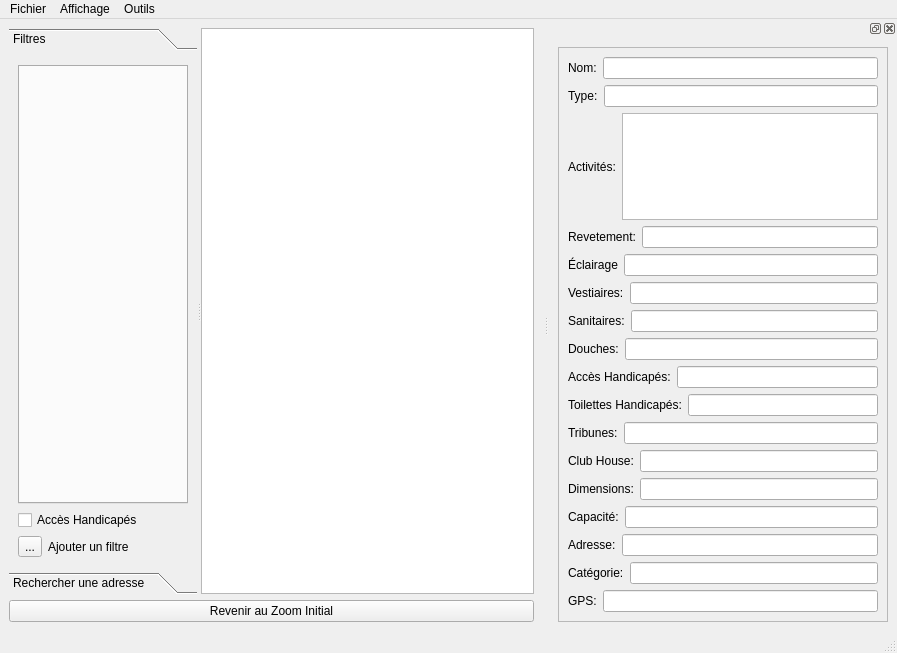
Fabien-B/Projet-Python, file interface.ui: the form before one commit.
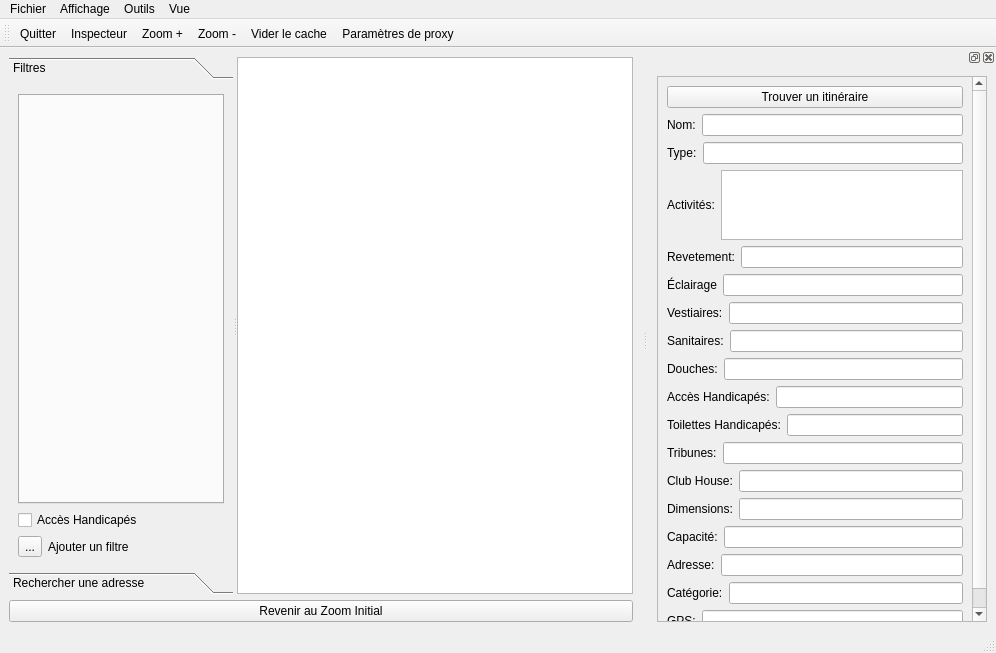
The form after the commit. Icons and pictures are not drawn. Custom widgets are drawn as their Qt base class.

Commit message: Ajout d'une toolbar avec des icones comme racourcis des actions du menu

The edit to the form file:
```diff
--- a/interface.ui
+++ b/interface.ui
@@ -6,7 +6,7 @@
    <rect>
     <x>0</x>
     <y>0</y>
-    <width>897</width>
+    <width>996</width>
     <height>653</height>
    </rect>
   </property>
@@ -35,8 +35,8 @@
          <rect>
           <x>0</x>
           <y>0</y>
-          <width>199</width>
-          <height>493</height>
+          <width>238</width>
+          <height>464</height>
          </rect>
         </property>
         <attribute name="label">
@@ -169,7 +169,7 @@
     <rect>
      <x>0</x>
      <y>0</y>
-     <width>897</width>
+     <width>996</width>
      <height>25</height>
     </rect>
    </property>
@@ -192,9 +192,17 @@
     <addaction name="actionProxy"/>
     <addaction name="actionViderCache"/>
    </widget>
+   <widget class="QMenu" name="menuVue">
+    <property name="title">
+     <string>Vue</string>
+    </property>
+    <addaction name="actionZoom"/>
+    <addaction name="actionZoom_2"/>
+   </widget>
    <addaction name="menuFichier"/>
    <addaction name="menuAffichage"/>
    <addaction name="menuOutils"/>
+   <addaction name="menuVue"/>
   </widget>
   <widget class="QStatusBar" name="statusbar"/>
   <widget class="QDockWidget" name="dockWidget_2">
@@ -214,10 +222,17 @@
           <x>0</x>
           <y>0</y>
           <width>330</width>
-          <height>668</height>
+          <height>701</height>
          </rect>
         </property>
         <layout class="QVBoxLayout" name="verticalLayout_8">
+         <item>
+          <widget class="QPushButton" name="pushButton_2">
+           <property name="text">
+            <string>Trouver un itinéraire</string>
+           </property>
+          </widget>
+         </item>
          <item>
           <layout class="QVBoxLayout" name="verticalLayout_4">
            <item>
@@ -537,6 +552,23 @@
     </layout>
    </widget>
   </widget>
+  <widget class="QToolBar" name="toolBar">
+   <property name="windowTitle">
+    <string>toolBar</string>
+   </property>
+   <attribute name="toolBarArea">
+    <enum>TopToolBarArea</enum>
+   </attribute>
+   <attribute name="toolBarBreak">
+    <bool>true</bool>
+   </attribute>
+   <addaction name="Quitter"/>
+   <addaction name="actionInspecteur"/>
+   <addaction name="actionZoom"/>
+   <addaction name="actionZoom_2"/>
+   <addaction name="actionViderCache"/>
+   <addaction name="actionProxy"/>
+  </widget>
   <action name="Quitter">
    <property name="checkable">
     <bool>true</bool>
@@ -586,6 +618,16 @@
     <string>Vider le cache carte</string>
    </property>
   </action>
+  <action name="actionZoom">
+   <property name="text">
+    <string>Zoom +</string>
+   </property>
+  </action>
+  <action name="actionZoom_2">
+   <property name="text">
+    <string>Zoom -</string>
+   </property>
+  </action>
  </widget>
  <customwidgets>
   <customwidget>
```
Left out of the diff: 6 changed lines with no effect on the pictures. The commit also changes 10 other files.
